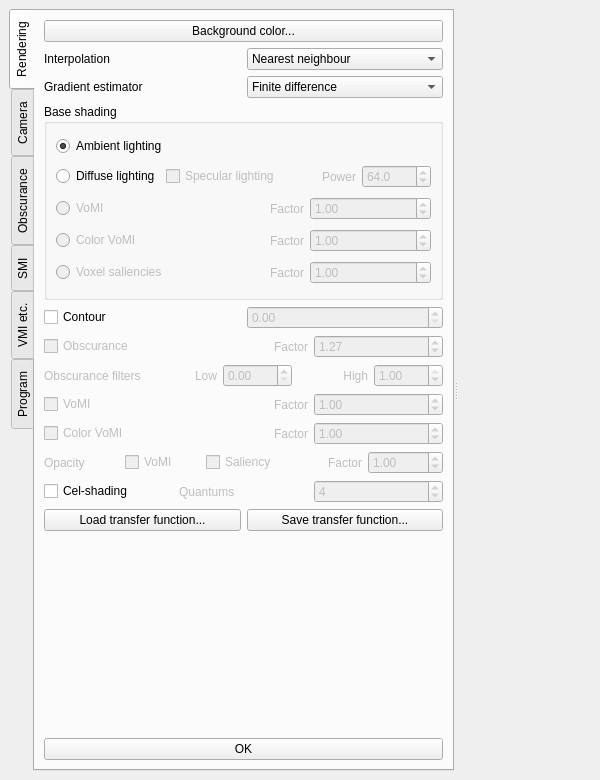
Qt form starviewer/src/extensions/playground/experimental3d/qexperimental3dextensionbase.ui (starviewer-medical/starviewer) before a commit.
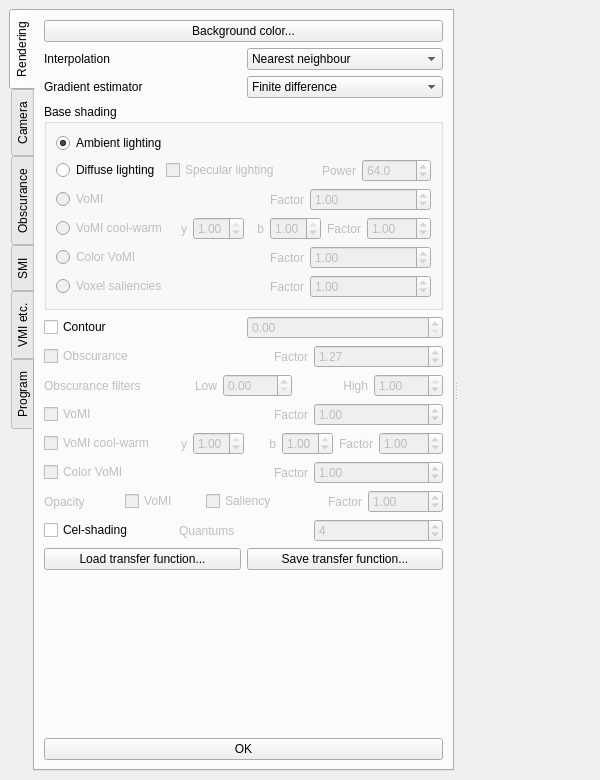
The same form after that commit. Custom widgets are drawn as their Qt base class.

Commit message: ENH: VoMI amb cool-warm shading.

The edit to the form file:
```diff
--- a/starviewer/src/extensions/playground/experimental3d/qexperimental3dextensionbase.ui
+++ b/starviewer/src/extensions/playground/experimental3d/qexperimental3dextensionbase.ui
@@ -236,6 +236,107 @@
              </item>
             </layout>
            </item>
+           <item>
+            <layout class="QHBoxLayout" name="horizontalLayout_23" >
+             <item>
+              <widget class="QRadioButton" name="m_baseVomiCoolWarmRadioButton" >
+               <property name="enabled" >
+                <bool>false</bool>
+               </property>
+               <property name="text" >
+                <string>VoMI cool-warm</string>
+               </property>
+              </widget>
+             </item>
+             <item>
+              <widget class="QLabel" name="m_baseVomiCoolWarmYLabel" >
+               <property name="enabled" >
+                <bool>false</bool>
+               </property>
+               <property name="text" >
+                <string>y</string>
+               </property>
+               <property name="alignment" >
+                <set>Qt::AlignRight|Qt::AlignTrailing|Qt::AlignVCenter</set>
+               </property>
+              </widget>
+             </item>
+             <item>
+              <widget class="QDoubleSpinBox" name="m_baseVomiCoolWarmYDoubleSpinBox" >
+               <property name="enabled" >
+                <bool>false</bool>
+               </property>
+               <property name="maximum" >
+                <double>1.000000000000000</double>
+               </property>
+               <property name="singleStep" >
+                <double>0.100000000000000</double>
+               </property>
+               <property name="value" >
+                <double>1.000000000000000</double>
+               </property>
+              </widget>
+             </item>
+             <item>
+              <widget class="QLabel" name="m_baseVomiCoolWarmBLabel" >
+               <property name="enabled" >
+                <bool>false</bool>
+               </property>
+               <property name="text" >
+                <string>b</string>
+               </property>
+               <property name="alignment" >
+                <set>Qt::AlignRight|Qt::AlignTrailing|Qt::AlignVCenter</set>
+               </property>
+              </widget>
+             </item>
+             <item>
+              <widget class="QDoubleSpinBox" name="m_baseVomiCoolWarmBDoubleSpinBox" >
+               <property name="enabled" >
+                <bool>false</bool>
+               </property>
+               <property name="maximum" >
+                <double>1.000000000000000</double>
+               </property>
+               <property name="singleStep" >
+                <double>0.100000000000000</double>
+               </property>
+               <property name="value" >
+                <double>1.000000000000000</double>
+               </property>
+              </widget>
+             </item>
+             <item>
+              <widget class="QLabel" name="m_baseVomiCoolWarmFactorLabel" >
+               <property name="enabled" >
+                <bool>false</bool>
+               </property>
+               <property name="text" >
+                <string>Factor</string>
+               </property>
+               <property name="alignment" >
+                <set>Qt::AlignRight|Qt::AlignTrailing|Qt::AlignVCenter</set>
+               </property>
+              </widget>
+             </item>
+             <item>
+              <widget class="QDoubleSpinBox" name="m_baseVomiCoolWarmFactorDoubleSpinBox" >
+               <property name="enabled" >
+                <bool>false</bool>
+               </property>
+               <property name="maximum" >
+                <double>100.000000000000000</double>
+               </property>
+               <property name="singleStep" >
+                <double>0.100000000000000</double>
+               </property>
+               <property name="value" >
+                <double>1.000000000000000</double>
+               </property>
+              </widget>
+             </item>
+            </layout>
+           </item>
            <item>
             <layout class="QHBoxLayout" name="horizontalLayout_19" >
              <item>
@@ -516,6 +617,107 @@
           </item>
          </layout>
         </item>
+        <item>
+         <layout class="QHBoxLayout" name="horizontalLayout_24" >
+          <item>
+           <widget class="QCheckBox" name="m_vomiCoolWarmCheckBox" >
+            <property name="enabled" >
+             <bool>false</bool>
+            </property>
+            <property name="text" >
+             <string>VoMI cool-warm</string>
+            </property>
+           </widget>
+          </item>
+          <item>
+           <widget class="QLabel" name="m_vomiCoolWarmYLabel" >
+            <property name="enabled" >
+             <bool>false</bool>
+            </property>
+            <property name="text" >
+             <string>y</string>
+            </property>
+            <property name="alignment" >
+             <set>Qt::AlignRight|Qt::AlignTrailing|Qt::AlignVCenter</set>
+            </property>
+           </widget>
+          </item>
+          <item>
+           <widget class="QDoubleSpinBox" name="m_vomiCoolWarmYDoubleSpinBox" >
+            <property name="enabled" >
+             <bool>false</bool>
+            </property>
+            <property name="maximum" >
+             <double>1.000000000000000</double>
+            </property>
+            <property name="singleStep" >
+             <double>0.100000000000000</double>
+            </property>
+            <property name="value" >
+             <double>1.000000000000000</double>
+            </property>
+           </widget>
+          </item>
+          <item>
+           <widget class="QLabel" name="m_vomiCoolWarmBLabel" >
+            <property name="enabled" >
+             <bool>false</bool>
+            </property>
+            <property name="text" >
+             <string>b</string>
+            </property>
+            <property name="alignment" >
+             <set>Qt::AlignRight|Qt::AlignTrailing|Qt::AlignVCenter</set>
+            </property>
+           </widget>
+          </item>
+          <item>
+           <widget class="QDoubleSpinBox" name="m_vomiCoolWarmBDoubleSpinBox" >
+            <property name="enabled" >
+             <bool>false</bool>
+            </property>
+            <property name="maximum" >
+             <double>1.000000000000000</double>
+            </property>
+            <property name="singleStep" >
+             <double>0.100000000000000</double>
+            </property>
+            <property name="value" >
+             <double>1.000000000000000</double>
+            </property>
+           </widget>
+          </item>
+          <item>
+           <widget class="QLabel" name="m_vomiCoolWarmFactorLabel" >
+            <property name="enabled" >
+             <bool>false</bool>
+            </property>
+            <property name="text" >
+             <string>Factor</string>
+            </property>
+            <property name="alignment" >
+             <set>Qt::AlignRight|Qt::AlignTrailing|Qt::AlignVCenter</set>
+            </property>
+           </widget>
+          </item>
+          <item>
+           <widget class="QDoubleSpinBox" name="m_vomiCoolWarmFactorDoubleSpinBox" >
+            <property name="enabled" >
+             <bool>false</bool>
+            </property>
+            <property name="maximum" >
+             <double>100.000000000000000</double>
+            </property>
+            <property name="singleStep" >
+             <double>0.100000000000000</double>
+            </property>
+            <property name="value" >
+             <double>1.000000000000000</double>
+            </property>
+           </widget>
+          </item>
+         </layout>
+        </item>
         <item>
          <layout class="QHBoxLayout" name="horizontalLayout_16" >
           <item>
```
The commit also changes 6 other files.
